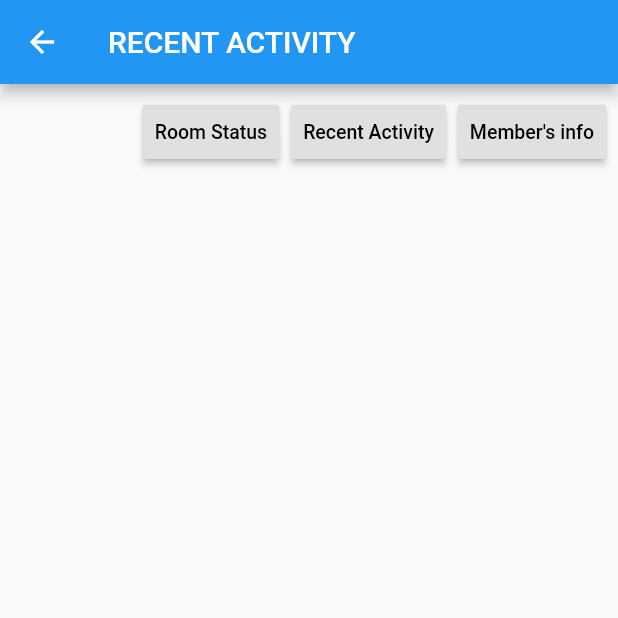
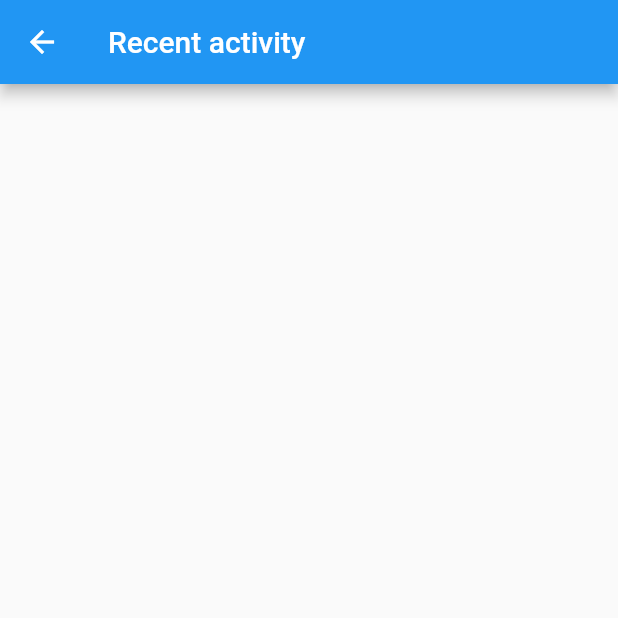
Before and after one commit to wimpywarlord/workplace_optimization, a Flutter app: the Deck screen opened directly, after a tap on "Recent Activity", on a phone screen of 412 x 824 dp, the top half of it. Run offline on Flutter 3.47's test engine with Material 2 defaults, Android fonts, the light colour scheme and no system bars; Roboto replaces fonts that are missing (Imapact, Impact).

Commit message:
basic framework prepared

```diff
--- a/lib/PAGES/deck.dart
+++ b/lib/PAGES/deck.dart
@@ -1,6 +1,8 @@
 import 'package:flutter/material.dart';
 
 import './roomstatus.dart';
+import './memberinfo.dart';
+import './recent.dart';
 
 class Deck extends StatefulWidget {
   @override
@@ -15,50 +17,87 @@ class _DeckState extends State<Deck> {
   Widget build(BuildContext context) {
     // TODO: implement build
     return Scaffold(
+        backgroundColor: Color.fromRGBO(70, 192, 255, 2.0),
         appBar: AppBar(
-        title: Text('RECENT ACTIVITY'),
+          title: Text('WELCOME TO THE DECK'),
         ),
-      body: ButtonBar(
+        body: Column(
+          children: <Widget>[
+            Expanded(
+              child :
+              ButtonBar(
                 mainAxisSize: MainAxisSize.max,
                 children: <Widget>[
                   RaisedButton(
+                    clipBehavior: Clip.antiAliasWithSaveLayer,
+                    elevation: 20.0,
                     onPressed: () {
                       Navigator.push(
                         context,
                         MaterialPageRoute(
                           builder: (BuildContext context) {
                             return Roomstatus();
-                  }
+                          },
                         ),
                       );
                     },
                     child: Text(
                       'Room Status',
-              style: TextStyle(fontSize: 13.0, fontFamily: 'Imapact'),
-            ),
-          ),
-          RaisedButton(
-            onPressed: () {},
-            child: Text(
-              'Recent Activity',
                       style: TextStyle(
-                fontSize: 13.0,
-                fontFamily: 'Impact',
+                        fontSize: 10.2,
+                        fontFamily: 'Imapact',
+                        fontWeight: FontWeight.bold,
                       ),
                     ),
                   ),
                   RaisedButton(
-            onPressed: () {},
+                    clipBehavior: Clip.antiAliasWithSaveLayer,
+                    elevation: 20.0,
+                    onPressed: () {
+                      Navigator.push(
+                        context,
+                        MaterialPageRoute(
+                          builder: (BuildContext context) {
+                            return Recentactivity();
+                          },
+                        ),
+                      );
+                    },
+                    child: Text(
+                      'Recent Activity',
+                      style: TextStyle(
+                        fontSize: 10.2,
+                        fontFamily: 'Impact',
+                        fontWeight: FontWeight.bold,
+                      ),
+                    ),
+                  ),
+                  RaisedButton(
+                    clipBehavior: Clip.antiAliasWithSaveLayer,
+                    elevation: 20.0,
+                    onPressed: () {
+                      Navigator.push(
+                        context,
+                        MaterialPageRoute(
+                          builder: (BuildContext context) {
+                            return Memberinfo();
+                          },
+                        ),
+                      );
+                    },
                     child: Text(
                       'Member\'s info',
                       style: TextStyle(
-                fontSize: 13.0,
+                        fontSize: 10.2,
                         fontFamily: 'Impact',
+                        fontWeight: FontWeight.bold,
                       ),
                     ),
                   )
                 ],
               ),
-    );
+            ),
+          ],
+        ));
   }
 }
--- /dev/null
+++ b/lib/PAGES/recent.dart
@@ -0,0 +1,13 @@
+import 'package:flutter/material.dart';
+
+class Recentactivity extends StatelessWidget {
+  @override
+  Widget build(BuildContext context) {
+    // TODO: implement build
+    return Scaffold(
+      appBar: AppBar(
+        title: Text('Recent activity'),
+      ),
+    );
+  }
+}
--- a/lib/main.dart
+++ b/lib/main.dart
@@ -4,7 +4,7 @@ import 'package:flutter/rendering.dart';
 import './PAGES/deck.dart';
 
 void main() {
-  debugPaintSizeEnabled = true;
+  //debugPaintSizeEnabled = true;
   runApp(Home());
 }
 
@@ -22,6 +22,7 @@ class _Home extends State<Home> {
     // TODO: implement build
     return MaterialApp(
       home: Scaffold(
+        backgroundColor: Color.fromRGBO(190, 190, 190, 2),
         body: Column(
           mainAxisAlignment: MainAxisAlignment.center,
           crossAxisAlignment: CrossAxisAlignment.center,
@@ -63,6 +64,7 @@ class Button extends StatelessWidget
   Widget build(BuildContext context) {
     // TODO: implement build
     return RaisedButton(
+              elevation: 20.0,
               onPressed: () {
                 Navigator.push(context,
                     MaterialPageRoute(builder: (BuildContext context) {
```
Lines whose indentation alone changed are shown as unchanged.
